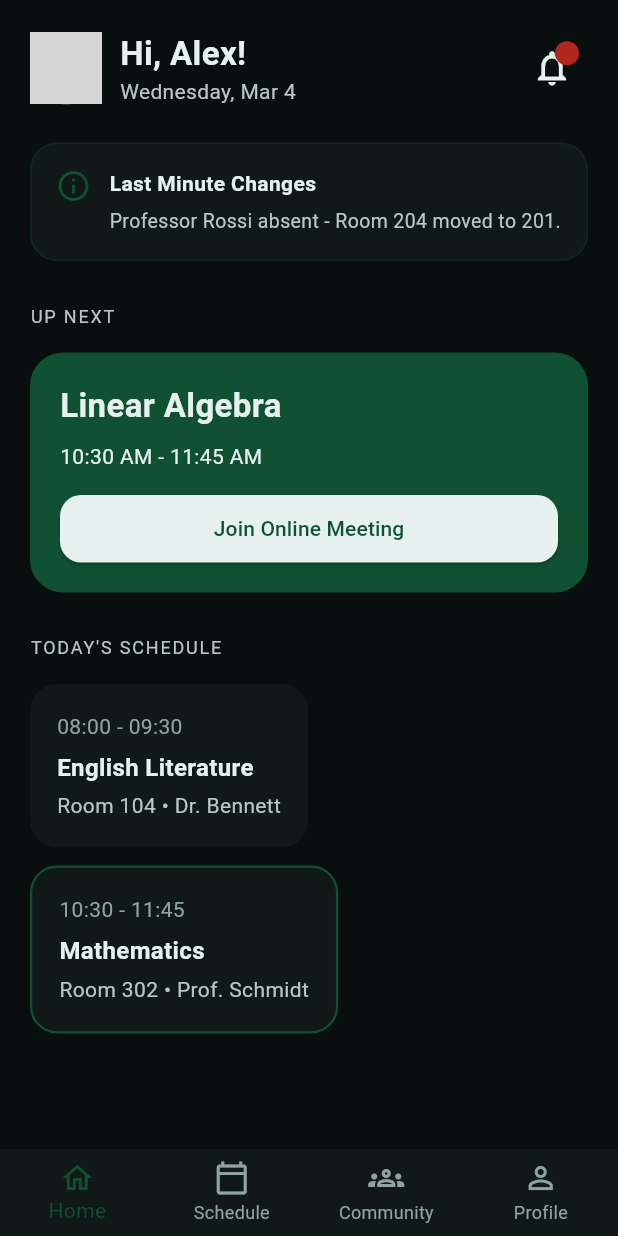
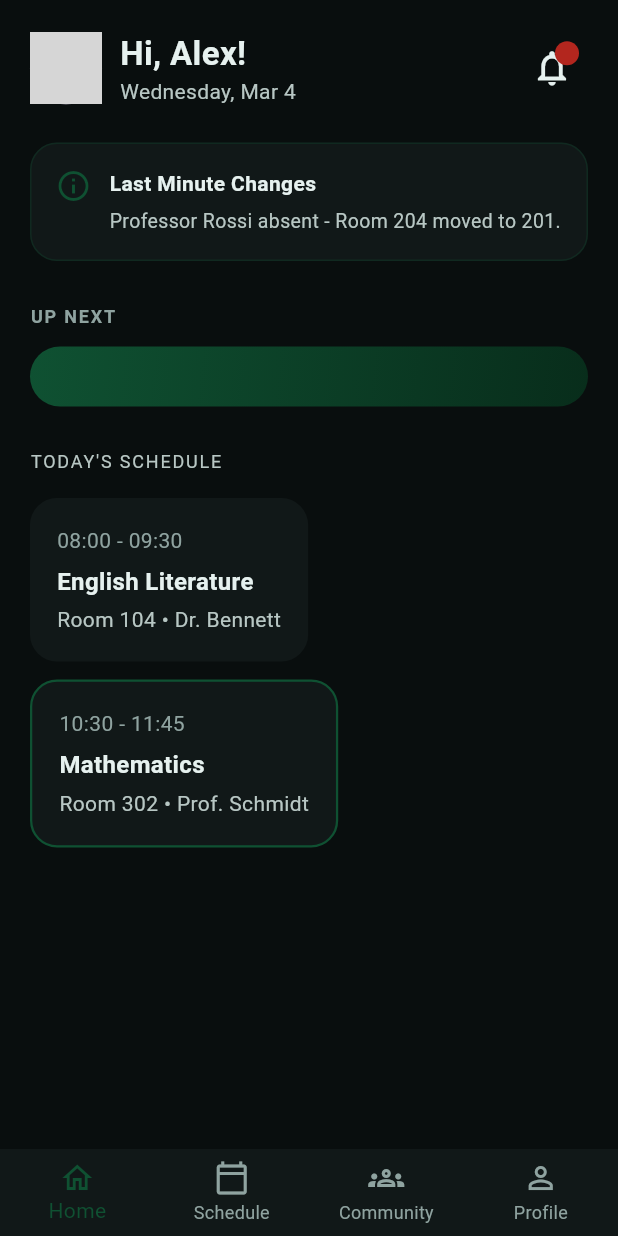
Before and after one commit to mattiasaan/skedoo, a Flutter app: the DashboardScreen screen opened by its route, on a phone screen of 412 x 824 dp. Run offline on Flutter 3.47's test engine with Material 3 defaults, Android fonts, the phone set to English and light mode, and no system bars; network calls fail; grey boxes are pictures that could not be loaded.

Commit message:
pre modifica

```diff
--- a/mobile/lib/screens/dashboard/widgets/up_next_card.dart
+++ b/mobile/lib/screens/dashboard/widgets/up_next_card.dart
@@ -12,49 +12,32 @@ class UpNextCard extends StatelessWidget {
         const Text(
           "UP NEXT",
           style: TextStyle(
-            color: Palette.text_secondary,
+            color: Palette.text_tertiary,
             fontSize: 12,
+            fontWeight: FontWeight.bold,
             letterSpacing: 1.2,
           ),
         ),
-        const SizedBox(height: 16),
+        const SizedBox(height: 12),
         Container(
           padding: const EdgeInsets.all(20),
           decoration: BoxDecoration(
-            color: Palette.primary,
-            borderRadius: BorderRadius.circular(22),
+            borderRadius: BorderRadius.circular(24),
+            gradient: const LinearGradient(
+              colors: [Palette.primary, Color(0xFF082D1B)],
+              begin: Alignment.topLeft,
+              end: Alignment.bottomRight,
+            ),
           ),
           child: Column(
-            crossAxisAlignment: CrossAxisAlignment.start,
             children: [
-              const Text(
-                "Linear Algebra",
-                style: TextStyle(
-                  color: Palette.text_primary,
-                  fontSize: 22,
-                  fontWeight: FontWeight.bold,
-                ),
-              ),
-              const SizedBox(height: 8),
-              const Text(
-                "10:30 AM - 11:45 AM",
-                style: TextStyle(color: Palette.text_primary),
-              ),
-              const SizedBox(height: 16),
-              SizedBox(
-                width: double.infinity,
-                height: 45,
-                child: ElevatedButton(
-                  style: ElevatedButton.styleFrom(
-                    backgroundColor: Palette.text_primary,
-                    foregroundColor: Palette.primary,
-                    shape: RoundedRectangleBorder(
-                      borderRadius: BorderRadius.circular(14),
-                    ),
-                  ),
-                  onPressed: () {},
-                  child: const Text("Join Online Meeting"),
-                ),
+              Row(
+                mainAxisAlignment: MainAxisAlignment.spaceBetween,
+                children: [
+                  Expanded(
+                    child: Column()
+                  )
+                ],
               )
             ],
           ),
```
